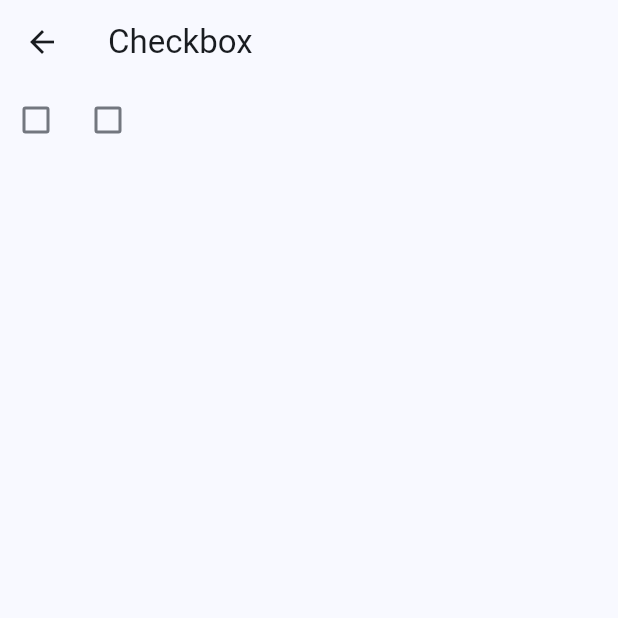
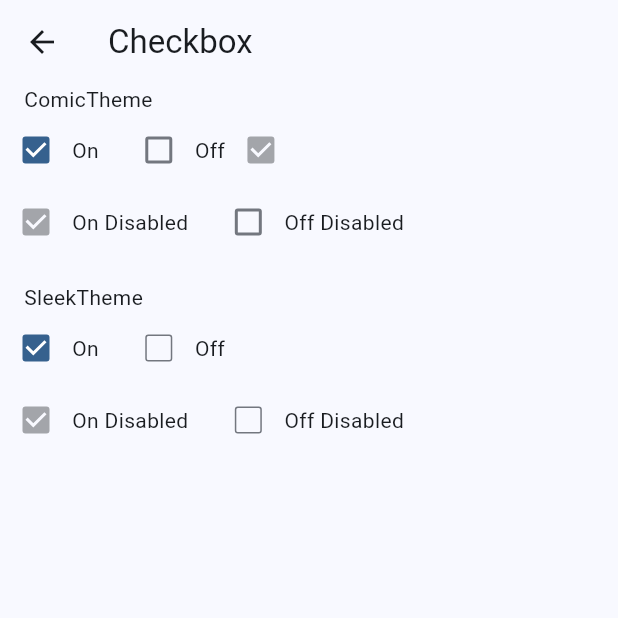
Before and after one commit to thruthesky/easy_design_system_backup_2024_09_24, a Flutter app: the CheckboxScreen screen opened directly, on a phone screen of 412 x 824 dp, the top half of it. Run offline on Flutter 3.47's test engine with Material 3 defaults, Android fonts, the phone set to English and light mode, and no system bars; our stand-ins replace cached_network_image, rxdart, smooth_page_indicator; missing offline and left inert: loop_page_view.

Commit message:
checkbox content

```diff
--- a/example/lib/main.dart
+++ b/example/lib/main.dart
@@ -5,6 +5,7 @@ import 'package:example/screens/bottom_sheet/bottom_sheet.screen.dart';
 import 'package:example/screens/buttons/buttons.screen.dart';
 import 'package:example/screens/card/card.screen.dart';
 import 'package:example/screens/checkbox/checkbox.screen.dart';
+import 'package:example/screens/checkbox_list_tile/checkbox_list_tile.screen.dart';
 import 'package:example/screens/color_scheme/color_scheme.screen.dart';
 import 'package:example/screens/demo/comic.screen.demo.dart';
 import 'package:example/screens/demo/sleek.screen.demo.dart';
@@ -97,6 +98,8 @@ class _MyHomePageState extends State<MyHomePage> {
           // ElevatedButton(onPressed: () {}, child: const Text("TabBar")),
           pushScreen('TabBar', const TabBarScreen()),
           pushScreen('Checkbox', const CheckboxScreen()),
+          pushScreen('CheckboxListTile', const CheckboxListTileScreen()),
+
           ElevatedButton(onPressed: () {}, child: const Text("Chip")),
 
           pushScreen('Sleep Walker', const SleepWalkerScreen()),
--- a/example/lib/screens/checkbox/checkbox.screen.dart
+++ b/example/lib/screens/checkbox/checkbox.screen.dart
@@ -9,35 +9,145 @@ class CheckboxScreen extends StatefulWidget {
 }
 
 class _CheckboxScreenState extends State<CheckboxScreen> {
-  bool checkbox1 = false;
-  bool checkbox2 = false;
+  bool comicCheckBoxOn = true;
+  bool comicCheckBoxOff = false;
+
+  bool sleekCheckBoxOn = true;
+  bool sleekCheckBoxOff = false;
+
   @override
   Widget build(BuildContext context) {
     return Scaffold(
       appBar: AppBar(
         title: const Text('Checkbox'),
       ),
-      body: Wrap(
-        children: [
-          Theme(
-            data: ComicTheme.of(context),
-            child: Checkbox(
-              value: checkbox1,
-              onChanged: (x) => setState(() {
-                checkbox1 = !checkbox1;
-              }),
+      body: SingleChildScrollView(
+        child: Column(
+          crossAxisAlignment: CrossAxisAlignment.start,
+          children: [
+            const Padding(
+              padding: EdgeInsets.only(left: 16.0),
+              child: Text('ComicTheme'),
             ),
-          ),
-          Theme(
-            data: ComicTheme.of(context),
-            child: Checkbox(
-              value: checkbox2,
-              onChanged: (x) => setState(() {
-                checkbox2 = !checkbox2;
-              }),
+            Theme(
+              data: ComicTheme.of(context),
+              child: Column(
+                children: [
+                  Row(
+                    children: <Widget>[
+                      Checkbox(
+                        value: comicCheckBoxOn,
+                        onChanged: (bool? value) {
+                          setState(() {
+                            comicCheckBoxOn = value!;
+                          });
+                        },
+                      ),
+                      const Text(
+                        'On',
+                      ),
+                      const SizedBox(width: 16),
+                      Checkbox(
+                        value: comicCheckBoxOff,
+                        onChanged: (bool? value) {
+                          setState(() {
+                            comicCheckBoxOff = value!;
+                          });
+                        },
+                      ),
+                      const Text(
+                        'Off',
+                      ),
+                      const Checkbox(
+                        value: true,
+                        onChanged: null,
+                      ),
+                    ],
+                  ),
+                  const Row(
+                    children: <Widget>[
+                      Checkbox(
+                        value: true,
+                        onChanged: null,
+                      ),
+                      Text(
+                        'On Disabled',
+                      ),
+                      SizedBox(width: 16),
+                      Checkbox(
+                        value: false,
+                        onChanged: null,
+                      ),
+                      Text(
+                        'Off Disabled',
+                      ),
+                    ],
+                  ),
+                ],
+              ),
             ),
-          ),
-        ],
+            const SizedBox(
+              height: 16,
+            ),
+            const Padding(
+              padding: EdgeInsets.only(left: 16.0),
+              child: Text('SleekTheme'),
+            ),
+            Theme(
+              data: SleekTheme.of(context),
+              child: Column(
+                children: [
+                  Row(
+                    children: <Widget>[
+                      Checkbox(
+                        value: sleekCheckBoxOn,
+                        onChanged: (bool? value) {
+                          setState(() {
+                            sleekCheckBoxOn = value!;
+                          });
+                        },
+                      ),
+                      const Text(
+                        'On',
+                      ),
+                      const SizedBox(width: 16),
+                      Checkbox(
+                        value: sleekCheckBoxOff,
+                        onChanged: (bool? value) {
+                          setState(() {
+                            sleekCheckBoxOff = value!;
+                          });
+                        },
+                      ),
+                      const Text(
+                        'Off',
+                      ),
+                    ],
+                  ),
+                  const Row(
+                    children: <Widget>[
+                      Checkbox(
+                        value: true,
+                        onChanged: null,
+                      ),
+                      Text(
+                        'On Disabled',
+                      ),
+                      SizedBox(width: 16),
+                      Checkbox(
+                        value: false,
+                        onChanged: null,
+                      ),
+                      Text(
+                        'Off Disabled',
+                      ),
+                    ],
+                  ),
+                ],
+              ),
+            ),
+          ],
+        ),
       ),
     );
   }
```
Also changed, not shown: example/lib/screens/checkbox_list_tile/checkbox_list_tile.screen.dart (added, +130 -0 lines).
